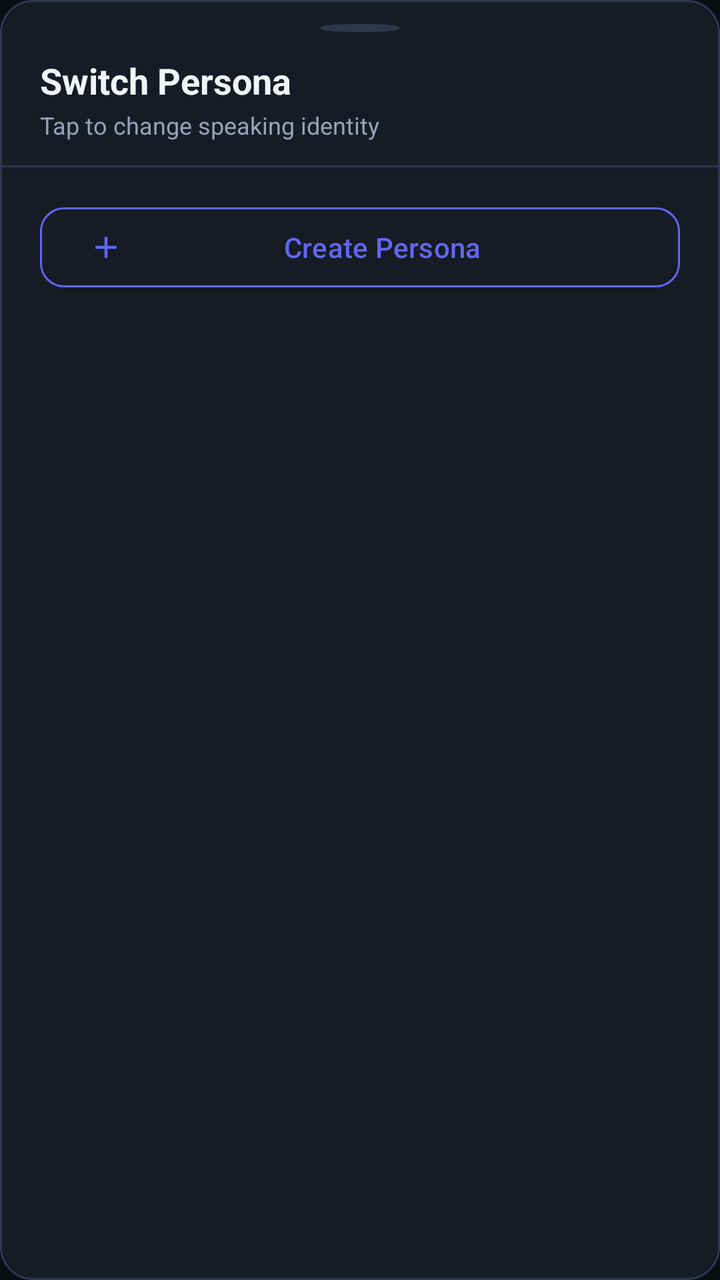
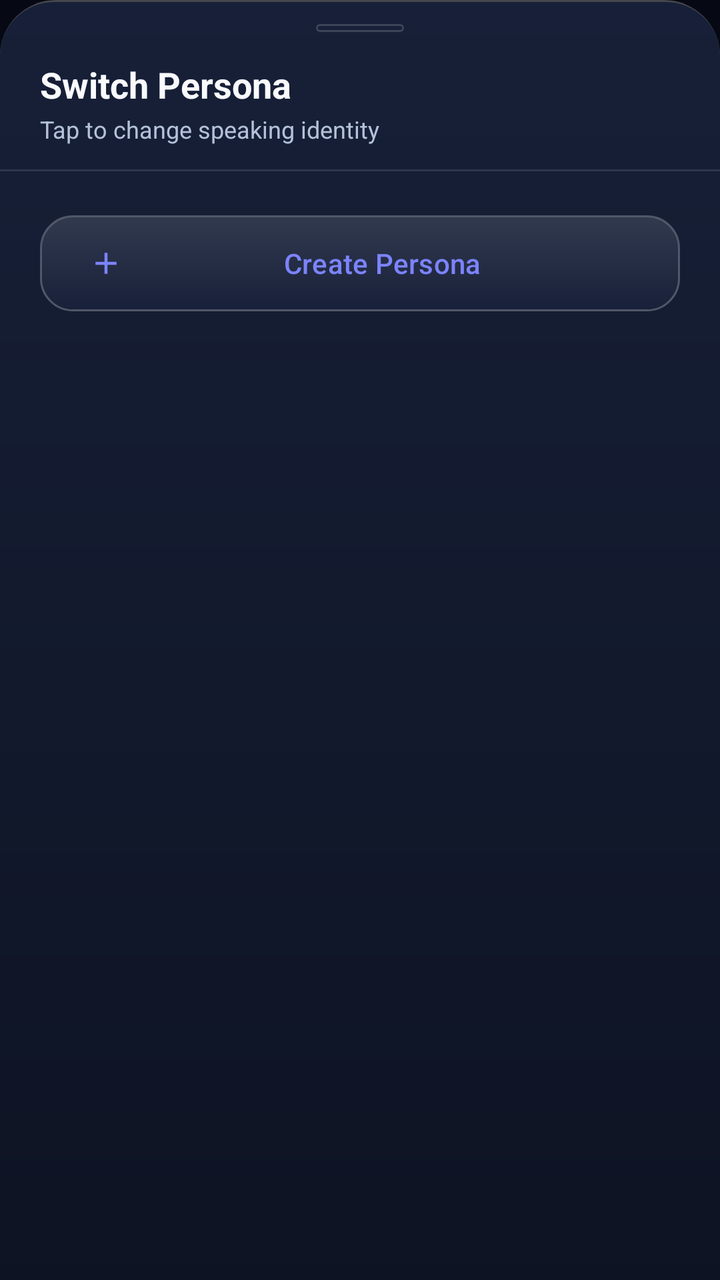

Screens rendered from an Android XML layout before and after an edit, with the pre-edit source and the edit as a unified diff.
<!-- AndroidManifest.xml: application theme Theme.PersonaNet -->
<!-- res/layout/bottom_sheet_persona_switcher.xml -->
<?xml version="1.0" encoding="utf-8"?>
<LinearLayout xmlns:android="http://schemas.android.com/apk/res/android"
    xmlns:app="http://schemas.android.com/apk/res-auto"
    android:layout_width="match_parent"
    android:layout_height="wrap_content"
    android:background="@drawable/bg_rounded_card"
    android:orientation="vertical"
    android:paddingTop="12dp"
    android:paddingBottom="24dp">

    
    <View
        android:layout_width="40dp"
        android:layout_height="4dp"
        android:layout_gravity="center_horizontal"
        android:layout_marginBottom="12dp"
        android:background="@drawable/bg_avatar_circle"
        android:backgroundTint="@color/border_divider" />

    <TextView
        android:layout_width="match_parent"
        android:layout_height="wrap_content"
        android:paddingHorizontal="20dp"
        android:text="@string/select_active_persona"
        android:textColor="@color/text_primary"
        android:textSize="18sp"
        android:textStyle="bold" />

    <TextView
        android:layout_width="match_parent"
        android:layout_height="wrap_content"
        android:layout_marginTop="2dp"
        android:paddingHorizontal="20dp"
        android:text="@string/tap_to_switch"
        android:textColor="@color/text_secondary"
        android:textSize="12sp" />

    <View
        android:layout_width="match_parent"
        android:layout_height="1dp"
        android:layout_marginTop="12dp"
        android:background="@color/border_divider" />

    
    <androidx.recyclerview.widget.RecyclerView
        android:id="@+id/recycler_switcher_personas"
        android:layout_width="match_parent"
        android:layout_height="wrap_content"
        android:maxHeight="320dp"
        android:nestedScrollingEnabled="true"
        android:paddingVertical="4dp" />

    <com.google.android.material.button.MaterialButton
        android:id="@+id/btn_switcher_create_new"
        style="@style/Widget.Material3.Button.OutlinedButton"
        android:layout_width="match_parent"
        android:layout_height="wrap_content"
        android:layout_marginHorizontal="20dp"
        android:layout_marginTop="8dp"
        android:text="@string/create_persona"
        android:textColor="@color/indigo_primary"
        app:cornerRadius="12dp"
        app:icon="@drawable/ic_add"
        app:iconTint="@color/indigo_primary"
        app:strokeColor="@color/indigo_primary" />

</LinearLayout>
<!-- resources referenced by this layout -->
<resources>
  <color name="border_divider">#2E384D</color>
  <color name="indigo_primary">#6366F1</color>
  <color name="text_primary">#F1F5F9</color>
  <color name="text_secondary">#94A3B8</color>
  <!-- drawable bg_avatar_circle (drawable) -->
  <?xml version="1.0" encoding="utf-8"?>
  <shape xmlns:android="http://schemas.android.com/apk/res/android"
      android:shape="oval">
      <solid android:color="@color/surface_elevated" />
      <stroke
          android:width="1dp"
          android:color="@color/border_divider" />
  </shape>
  <!-- drawable bg_rounded_card (drawable) -->
  <?xml version="1.0" encoding="utf-8"?>
  <shape xmlns:android="http://schemas.android.com/apk/res/android"
      android:shape="rectangle">
      <solid android:color="@color/surface_card" />
      <corners android:radius="16dp" />
      <stroke
          android:width="1dp"
          android:color="@color/border_divider" />
  </shape>
  <style name="Theme.PersonaNet" parent="Theme.Material3.DayNight.NoActionBar">
          
          <item name="colorPrimary">@color/indigo_primary</item>
          <item name="colorOnPrimary">@color/white</item>
          <item name="colorPrimaryContainer">@color/surface_elevated</item>
          <item name="colorOnPrimaryContainer">@color/text_primary</item>
          
          <item name="colorSecondary">@color/violet_accent</item>
          <item name="colorOnSecondary">@color/white</item>
  
          
          <item name="android:windowBackground">@color/bg_midnight</item>
          <item name="colorSurface">@color/surface_card</item>
          <item name="colorOnSurface">@color/text_primary</item>
          <item name="colorSurfaceVariant">@color/surface_elevated</item>
          <item name="colorOnSurfaceVariant">@color/text_secondary</item>
  
          
          <item name="android:statusBarColor">@color/bg_midnight</item>
          <item name="android:navigationBarColor">@color/bg_midnight</item>
          <item name="android:windowLightStatusBar">false</item>
          <item name="android:windowLightNavigationBar">false</item>
  
          <item name="android:textColorPrimary">@color/text_primary</item>
          <item name="android:textColorSecondary">@color/text_secondary</item>
      </style>
  <color name="surface_elevated">#1F2637</color>
  <color name="surface_card">#161B26</color>
  <color name="violet_accent">#8B5CF6</color>
  <color name="bg_midnight">#0B0E14</color>
  <!-- unchanged entries left out for length: 5 -->
</resources>

<!-- the commit's change to res/layout/bottom_sheet_persona_switcher.xml (unified diff, before → after) -->
@@ -1,21 +1,21 @@
 <?xml version="1.0" encoding="utf-8"?>
 <LinearLayout xmlns:android="http://schemas.android.com/apk/res/android"
     xmlns:app="http://schemas.android.com/apk/res-auto"
+    android:id="@+id/layout_bottom_sheet_switcher"
     android:layout_width="match_parent"
     android:layout_height="wrap_content"
-    android:background="@drawable/bg_rounded_card"
+    android:background="@drawable/bg_glass_bottom_sheet"
     android:orientation="vertical"
     android:paddingTop="12dp"
-    android:paddingBottom="24dp">
+    android:paddingBottom="20dp">
 
     
     <View
-        android:layout_width="40dp"
+        android:layout_width="44dp"
         android:layout_height="4dp"
         android:layout_gravity="center_horizontal"
-        android:layout_marginBottom="12dp"
-        android:background="@drawable/bg_avatar_circle"
-        android:backgroundTint="@color/border_divider" />
+        android:layout_marginBottom="14dp"
+        android:background="@drawable/bg_glass_pill" />
 
     <TextView
         android:layout_width="match_parent"
@@ -39,29 +39,27 @@
         android:layout_width="match_parent"
         android:layout_height="1dp"
         android:layout_marginTop="12dp"
-        android:background="@color/border_divider" />
+        android:background="@color/glass_border_subtle" />
 
     
     <androidx.recyclerview.widget.RecyclerView
         android:id="@+id/recycler_switcher_personas"
         android:layout_width="match_parent"
         android:layout_height="wrap_content"
-        android:maxHeight="320dp"
+        android:maxHeight="340dp"
         android:nestedScrollingEnabled="true"
-        android:paddingVertical="4dp" />
+        android:paddingVertical="6dp" />
 
     <com.google.android.material.button.MaterialButton
         android:id="@+id/btn_switcher_create_new"
-        style="@style/Widget.Material3.Button.OutlinedButton"
+        style="@style/Widget.PersonaNet.GlassButton.Secondary"
         android:layout_width="match_parent"
-        android:layout_height="wrap_content"
+        android:layout_height="48dp"
         android:layout_marginHorizontal="20dp"
-        android:layout_marginTop="8dp"
+        android:layout_marginTop="10dp"
         android:text="@string/create_persona"
         android:textColor="@color/indigo_primary"
-        app:cornerRadius="12dp"
         app:icon="@drawable/ic_add"
-        app:iconTint="@color/indigo_primary"
-        app:strokeColor="@color/indigo_primary" />
+        app:iconTint="@color/indigo_primary" />
 
 </LinearLayout>
<!-- resource entries referenced after the edit -->
@@ -1,37 +1,109 @@
 <!-- resources referenced by this layout -->
 <resources>
-  <color name="border_divider">#2E384D</color>
-  <color name="indigo_primary">#6366F1</color>
-  <color name="text_primary">#F1F5F9</color>
-  <color name="text_secondary">#94A3B8</color>
-  <!-- drawable bg_avatar_circle (drawable) -->
-  <?xml version="1.0" encoding="utf-8"?>
-  <shape xmlns:android="http://schemas.android.com/apk/res/android"
-      android:shape="oval">
-      <solid android:color="@color/surface_elevated" />
-      <stroke
-          android:width="1dp"
-          android:color="@color/border_divider" />
-  </shape>
-  <!-- drawable bg_rounded_card (drawable) -->
-  <?xml version="1.0" encoding="utf-8"?>
-  <shape xmlns:android="http://schemas.android.com/apk/res/android"
-      android:shape="rectangle">
-      <solid android:color="@color/surface_card" />
-      <corners android:radius="16dp" />
-      <stroke
-          android:width="1dp"
-          android:color="@color/border_divider" />
-  </shape>
+  <color name="glass_border_subtle">#1AFFFFFF</color>
+  <color name="border_divider">#29FFFFFF</color>
+  <!-- drawable bg_glass_button_secondary (drawable) -->
+  <?xml version="1.0" encoding="utf-8"?>
+  <selector xmlns:android="http://schemas.android.com/apk/res/android">
+      <item android:state_enabled="false">
+          <shape android:shape="rectangle">
+              <solid android:color="#2618223A" />
+              <corners android:radius="@dimen/glass_radius_button" />
+              <stroke
+                  android:width="1dp"
+                  android:color="@color/glass_border_subtle" />
+          </shape>
+      </item>
+      <item>
+          <ripple android:color="@color/ripple_color">
+              <item>
+                  <layer-list>
+                      <item>
+                          <shape android:shape="rectangle">
+                              <solid android:color="@color/surface_elevated" />
+                              <corners android:radius="@dimen/glass_radius_button" />
+                              <stroke
+                                  android:width="1dp"
+                                  android:color="@color/glass_border_bright" />
+                          </shape>
+                      </item>
+                      <item android:left="1dp" android:right="1dp" android:top="1dp" android:bottom="1dp">
+                          <shape android:shape="rectangle">
+                              <gradient
+                                  android:angle="270"
+                                  android:startColor="#1CFFFFFF"
+                                  android:endColor="@color/glass_sheen_none"
+                                  android:type="linear" />
+                              <corners android:radius="15dp" />
+                          </shape>
+                      </item>
+                  </layer-list>
+              </item>
+          </ripple>
+      </item>
+  </selector>
+  <color name="indigo_primary">#7C83FF</color>
+  <color name="text_primary">#F8FAFC</color>
+  <color name="text_secondary">#B4C2D8</color>
+  <!-- drawable bg_glass_bottom_sheet (drawable) -->
+  <?xml version="1.0" encoding="utf-8"?>
+  <layer-list xmlns:android="http://schemas.android.com/apk/res/android">
+      <item>
+          <shape android:shape="rectangle">
+              <solid android:color="@color/glass_border_bright" />
+              <corners
+                  android:topLeftRadius="@dimen/glass_radius_sheet"
+                  android:topRightRadius="@dimen/glass_radius_sheet" />
+          </shape>
+      </item>
+      <item android:top="1dp">
+          <shape android:shape="rectangle">
+              <gradient
+                  android:angle="270"
+                  android:startColor="#F5151E36"
+                  android:endColor="#F50B1120"
+                  android:type="linear" />
+              <corners
+                  android:topLeftRadius="27dp"
+                  android:topRightRadius="27dp" />
+          </shape>
+      </item>
+  </layer-list>
+  <!-- drawable bg_glass_pill (drawable) -->
+  <?xml version="1.0" encoding="utf-8"?>
+  <ripple xmlns:android="http://schemas.android.com/apk/res/android"
+      android:color="@color/ripple_color">
+      <item>
+          <shape android:shape="rectangle">
+              <solid android:color="@color/glass_surface_subtle" />
+              <corners android:radius="@dimen/glass_radius_pill" />
+              <stroke
+                  android:width="1dp"
+                  android:color="@color/border_divider" />
+          </shape>
+      </item>
+  </ripple>
+  <style name="Widget.PersonaNet.GlassButton.Secondary" parent="Widget.Material3.Button.OutlinedButton">
+          <item name="backgroundTint">@null</item>
+          <item name="android:background">@drawable/bg_glass_button_secondary</item>
+          <item name="android:textColor">@color/text_primary</item>
+          <item name="android:minHeight">44dp</item>
+          <item name="android:insetTop">0dp</item>
+          <item name="android:insetBottom">0dp</item>
+          <item name="strokeWidth">0dp</item>
+          <item name="rippleColor">@color/ripple_color</item>
+      </style>
   <style name="Theme.PersonaNet" parent="Theme.Material3.DayNight.NoActionBar">
           
           <item name="colorPrimary">@color/indigo_primary</item>
           <item name="colorOnPrimary">@color/white</item>
           <item name="colorPrimaryContainer">@color/surface_elevated</item>
           <item name="colorOnPrimaryContainer">@color/text_primary</item>
-          
+  
           <item name="colorSecondary">@color/violet_accent</item>
           <item name="colorOnSecondary">@color/white</item>
+          <item name="colorSecondaryContainer">@color/indigo_glow</item>
+          <item name="colorOnSecondaryContainer">@color/text_primary</item>
   
           
           <item name="android:windowBackground">@color/bg_midnight</item>
@@ -39,20 +111,93 @@
           <item name="colorOnSurface">@color/text_primary</item>
           <item name="colorSurfaceVariant">@color/surface_elevated</item>
           <item name="colorOnSurfaceVariant">@color/text_secondary</item>
-  
-          
-          <item name="android:statusBarColor">@color/bg_midnight</item>
-          <item name="android:navigationBarColor">@color/bg_midnight</item>
+          <item name="colorOutline">@color/border_divider</item>
+          <item name="colorControlHighlight">@color/ripple_color</item>
+  
+          
+          <item name="android:statusBarColor">@android:color/transparent</item>
+          <item name="android:navigationBarColor">@android:color/transparent</item>
           <item name="android:windowLightStatusBar">false</item>
           <item name="android:windowLightNavigationBar">false</item>
+          <item name="android:enforceNavigationBarContrast">false</item>
+          <item name="android:enforceStatusBarContrast">false</item>
   
           <item name="android:textColorPrimary">@color/text_primary</item>
           <item name="android:textColorSecondary">@color/text_secondary</item>
-      </style>
-  <color name="surface_elevated">#1F2637</color>
-  <color name="surface_card">#161B26</color>
-  <color name="violet_accent">#8B5CF6</color>
-  <color name="bg_midnight">#0B0E14</color>
+          <item name="android:textColorHint">@color/text_tertiary</item>
+  
+          
+          <item name="alertDialogTheme">@style/Theme.PersonaNet.AlertDialog</item>
+          <item name="materialAlertDialogTheme">@style/Theme.PersonaNet.AlertDialog</item>
+      </style>
+  <color name="glass_border_bright">#40FFFFFF</color>
+  <dimen name="glass_radius_sheet">28dp</dimen>
+  <color name="ripple_color">#38FFFFFF</color>
+  <color name="glass_surface_subtle">#5918223A</color>
+  <dimen name="glass_radius_pill">28dp</dimen>
+  <color name="surface_elevated">#CC19223B</color>
+  <color name="surface_card">#B311182B</color>
+  <color name="text_tertiary">#7C8CA6</color>
+  <style name="Theme.PersonaNet.AlertDialog" parent="ThemeOverlay.Material3.MaterialAlertDialog">
+          <item name="android:windowBackground">@drawable/bg_glass_dialog</item>
+          <item name="android:windowAnimationStyle">@style/GlassDialogAnimation</item>
+          <item name="android:backgroundDimAmount">0.60</item>
+          <item name="colorSurface">@color/glass_surface_dialog</item>
+          <item name="colorOnSurface">@color/text_primary</item>
+          <item name="colorPrimary">@color/indigo_primary</item>
+          <item name="buttonBarPositiveButtonStyle">@style/Widget.PersonaNet.DialogButton.Positive</item>
+          <item name="buttonBarNegativeButtonStyle">@style/Widget.PersonaNet.DialogButton.Negative</item>
+          <item name="buttonBarNeutralButtonStyle">@style/Widget.PersonaNet.DialogButton.Negative</item>
+      </style>
+  <dimen name="glass_radius_button">16dp</dimen>
+  <color name="glass_sheen_none">#00FFFFFF</color>
+  <!-- drawable bg_glass_dialog (drawable) -->
+  <?xml version="1.0" encoding="utf-8"?>
+  <layer-list xmlns:android="http://schemas.android.com/apk/res/android">
+      <item>
+          <shape android:shape="rectangle">
+              <solid android:color="@color/glass_surface_dialog" />
+              <corners android:radius="@dimen/glass_radius_dialog" />
+              <stroke
+                  android:width="1dp"
+                  android:color="@color/glass_border_bright" />
+          </shape>
+      </item>
+      <item
+          android:left="1dp"
+          android:right="1dp"
+          android:top="1dp"
+          android:bottom="1dp">
+          <shape android:shape="rectangle">
+              <gradient
+                  android:angle="270"
+                  android:startColor="#26FFFFFF"
+                  android:centerColor="#08FFFFFF"
+                  android:endColor="@color/glass_sheen_none"
+                  android:type="linear" />
+              <corners android:radius="25dp" />
+          </shape>
+      </item>
+  </layer-list>
+  <style name="GlassDialogAnimation">
+          <item name="android:windowEnterAnimation">@anim/glass_dialog_in</item>
+          <item name="android:windowExitAnimation">@anim/glass_dialog_out</item>
+      </style>
+  <color name="glass_surface_dialog">#EB11182B</color>
+  <style name="Widget.PersonaNet.DialogButton.Positive" parent="Widget.Material3.Button.TextButton.Dialog">
+          <item name="android:textColor">@color/indigo_primary</item>
+          <item name="android:textStyle">bold</item>
+          <item name="rippleColor">@color/ripple_accent</item>
+      </style>
+  <style name="Widget.PersonaNet.DialogButton.Negative" parent="Widget.Material3.Button.TextButton.Dialog">
+          <item name="android:textColor">@color/text_secondary</item>
+          <item name="rippleColor">@color/ripple_color</item>
+      </style>
+  <dimen name="glass_radius_dialog">26dp</dimen>
+  <color name="ripple_accent">#407C83FF</color>
+  <color name="violet_accent">#A78BFA</color>
+  <color name="indigo_glow">#387C83FF</color>
+  <color name="bg_midnight">#060913</color>
   <!-- unchanged entries left out for length: 5 -->
 </resources>
 
